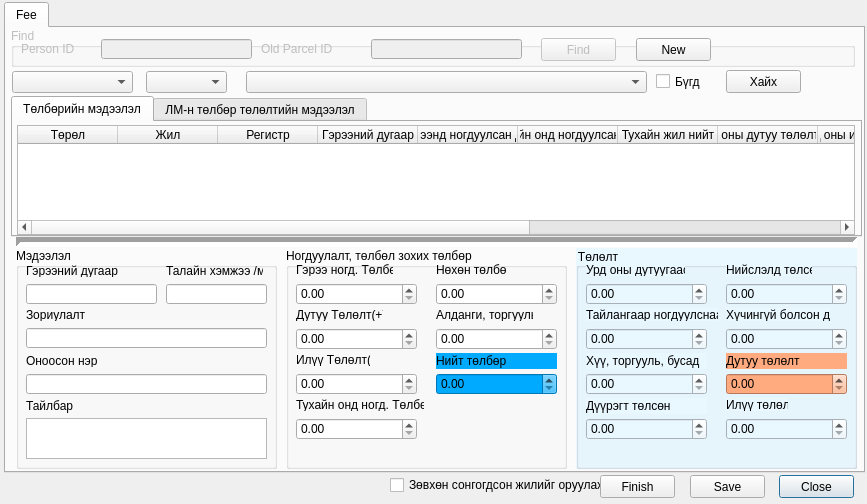
The window that view/ParcelInfoFeeDialog.ui (teamlm2/lm2_mgis) describes before a commit, drawn with Qt 5.
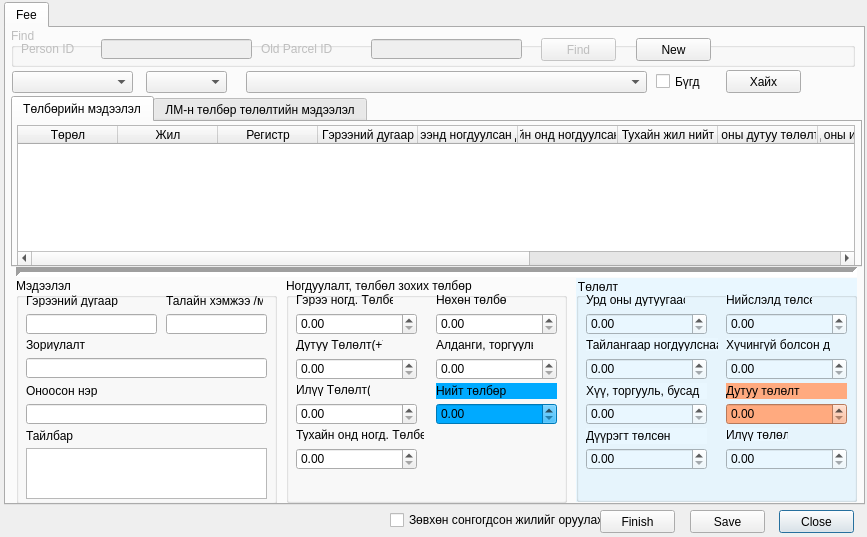
The same window after the commit. Icons and pictures are not drawn.

Patch:
```diff
--- a/view/ParcelInfoFeeDialog.ui
+++ b/view/ParcelInfoFeeDialog.ui
@@ -7,7 +7,7 @@
     <x>0</x>
     <y>0</y>
     <width>867</width>
-    <height>504</height>
+    <height>537</height>
    </rect>
   </property>
   <property name="windowTitle">
@@ -17,7 +17,7 @@
    <property name="geometry">
     <rect>
      <x>779</x>
-     <y>475</y>
+     <y>510</y>
      <width>75</width>
      <height>23</height>
     </rect>
@@ -32,7 +32,7 @@
      <x>4</x>
      <y>2</y>
      <width>861</width>
-     <height>471</height>
+     <height>503</height>
     </rect>
    </property>
    <property name="currentIndex">
@@ -144,9 +144,9 @@
      <property name="geometry">
       <rect>
        <x>280</x>
-       <y>220</y>
+       <y>250</y>
        <width>281</width>
-       <height>221</height>
+       <height>225</height>
       </rect>
      </property>
      <property name="title">
@@ -324,9 +324,9 @@
      <property name="geometry">
       <rect>
        <x>570</x>
-       <y>220</y>
+       <y>250</y>
        <width>281</width>
-       <height>221</height>
+       <height>224</height>
       </rect>
      </property>
      <property name="styleSheet">
@@ -530,9 +530,9 @@
      <property name="geometry">
       <rect>
        <x>10</x>
-       <y>220</y>
+       <y>250</y>
        <width>261</width>
-       <height>221</height>
+       <height>226</height>
       </rect>
      </property>
      <property name="title">
@@ -583,7 +583,7 @@
         <x>10</x>
         <y>170</y>
         <width>241</width>
-        <height>41</height>
+        <height>51</height>
        </rect>
       </property>
      </widget>
@@ -670,7 +670,7 @@
      <property name="geometry">
       <rect>
        <x>10</x>
-       <y>204</y>
+       <y>234</y>
        <width>841</width>
        <height>21</height>
       </rect>
@@ -691,7 +691,7 @@
        <x>5</x>
        <y>68</y>
        <width>851</width>
-       <height>141</height>
+       <height>171</height>
       </rect>
      </property>
      <property name="currentIndex">
@@ -707,7 +707,7 @@
          <x>4</x>
          <y>3</y>
          <width>838</width>
-         <height>110</height>
+         <height>141</height>
         </rect>
        </property>
        <property name="sortingEnabled">
@@ -915,7 +915,7 @@
    <property name="geometry">
     <rect>
      <x>690</x>
-     <y>475</y>
+     <y>510</y>
      <width>75</width>
      <height>23</height>
     </rect>
@@ -928,7 +928,7 @@
    <property name="geometry">
     <rect>
      <x>600</x>
-     <y>475</y>
+     <y>510</y>
      <width>75</width>
      <height>23</height>
     </rect>
@@ -941,7 +941,7 @@
    <property name="geometry">
     <rect>
      <x>390</x>
-     <y>475</y>
+     <y>510</y>
      <width>211</width>
      <height>20</height>
     </rect>
@@ -957,7 +957,7 @@
    <property name="geometry">
     <rect>
      <x>10</x>
-     <y>476</y>
+     <y>510</y>
      <width>319</width>
      <height>20</height>
     </rect>
```
